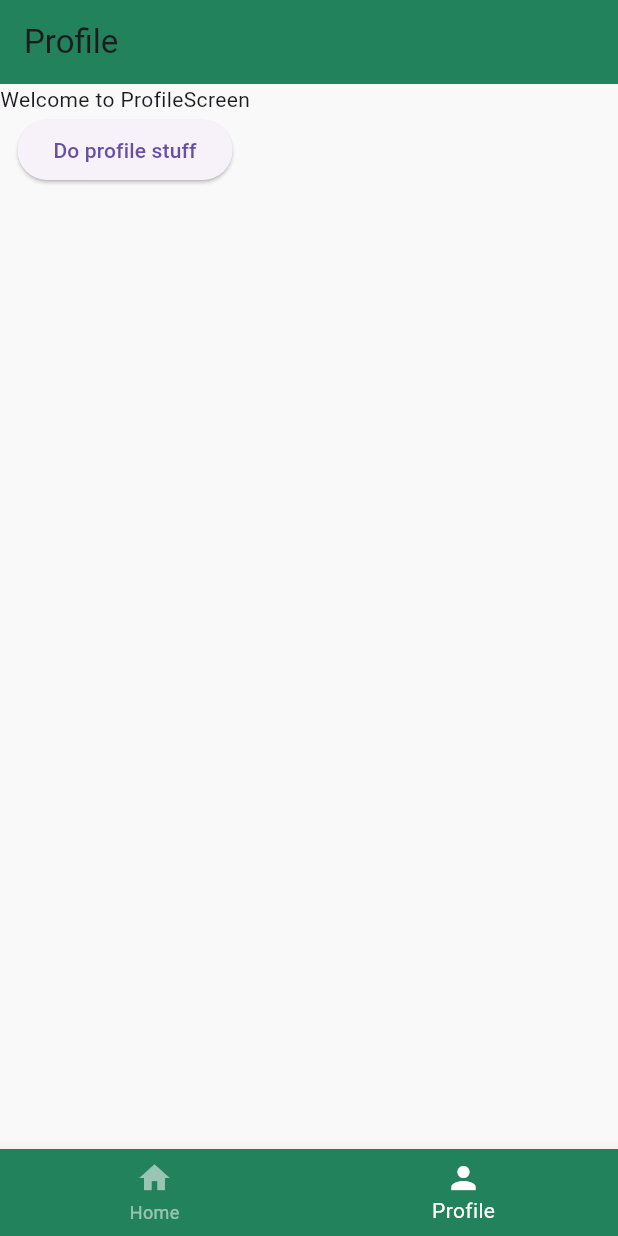
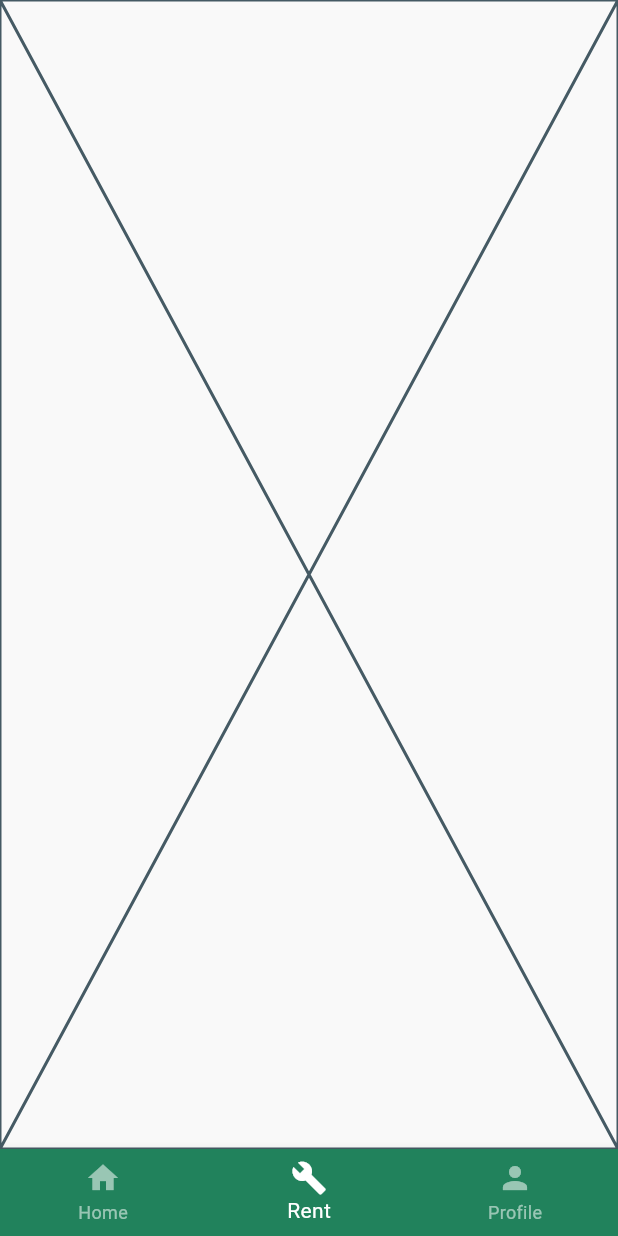
Before and after one commit to ylla14/bukidbayan_app, a Flutter app: the BottomNav screen opened directly, item 2 of the bottom bar chosen, on a phone screen of 412 x 824 dp. Run offline on Flutter 3.47's test engine with Material 3 defaults, Android fonts, the phone set to English and light mode, and no system bars; our stand-ins replace shared_preferences; accounts and stored records are empty.

Commit message:
added the rent in screens and bottom nav

```diff
--- a/lib/components/bottom_nav.dart
+++ b/lib/components/bottom_nav.dart
@@ -1,3 +1,4 @@
+import 'package:bukidbayan_app/screens/rent_screen.dart';
 import 'package:flutter/material.dart';
 import 'package:bukidbayan_app/screens/home_screen.dart';
 import 'package:bukidbayan_app/screens/profile_screen.dart';
@@ -15,6 +16,7 @@ class _BottomNavState extends State<BottomNav> {
 
   final List<Widget> screens = [
     HomeScreen(),     // Full home screen widget
+    RentScreen(),
     ProfileScreen(),  // Full profile screen widget
   ];
 
@@ -23,6 +25,7 @@ class _BottomNavState extends State<BottomNav> {
     return Scaffold(
       body: screens[currentIndex],  // Each screen handles its own layout
       bottomNavigationBar: BottomNavigationBar(
+        type: BottomNavigationBarType.fixed,
         currentIndex: currentIndex,
         onTap: (index) {
           setState(() {
@@ -38,11 +41,45 @@ class _BottomNavState extends State<BottomNav> {
             label: 'Home',
           ),
           BottomNavigationBarItem(
+            icon: Icon(Icons.build),
+            label: 'Rent',
+          ),
+          BottomNavigationBarItem(
             icon: Icon(Icons.person),
             label: 'Profile',
           ),
         ],
       ),
+
+      // body: screens[currentIndex],
+      // bottomNavigationBar: NavigationBar(
+      //   animationDuration: const Duration(seconds: 1),
+      //   selectedIndex: currentIndex,
+      //   onDestinationSelected: (index){
+      //     setState(() {
+      //       currentIndex = index;
+      //     });
+      //   },
+      //   backgroundColor: lightColorScheme.primary,
+      //   destinations: _navBarItems,
+      // ),
     );
   }
 }
+
+// const _navBarItems = [
+//   NavigationDestination(
+//     icon: Icon(Icons.home),
+//     selectedIcon: Icon(Icons.home_rounded),
+//     label: 'Home',
+//   ),
+//   NavigationDestination(
+//     icon: Icon(Icons.build),
+//     selectedIcon: Icon(Icons.build_rounded),
+//     label: 'Rent',
+//   ),
+//   NavigationDestination(
+//     icon: Icon(Icons.person),
+//     label: 'Profile',
+//   )
+// ];
--- /dev/null
+++ b/lib/screens/rent_screen.dart
@@ -0,0 +1,10 @@
+import 'package:flutter/material.dart';
+
+class RentScreen extends StatelessWidget {
+  const RentScreen({super.key});
+
+  @override
+  Widget build(BuildContext context) {
+    return const Placeholder();
+  }
+}
```
